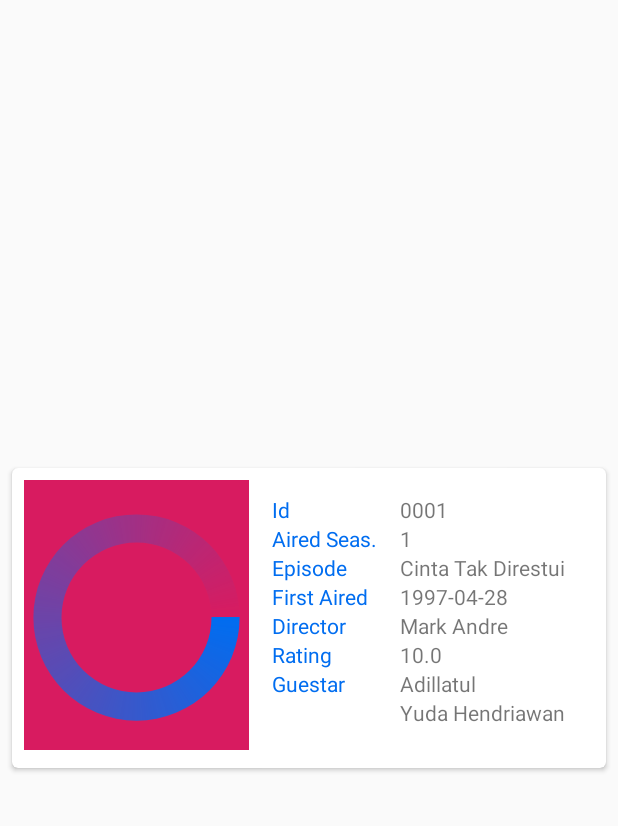
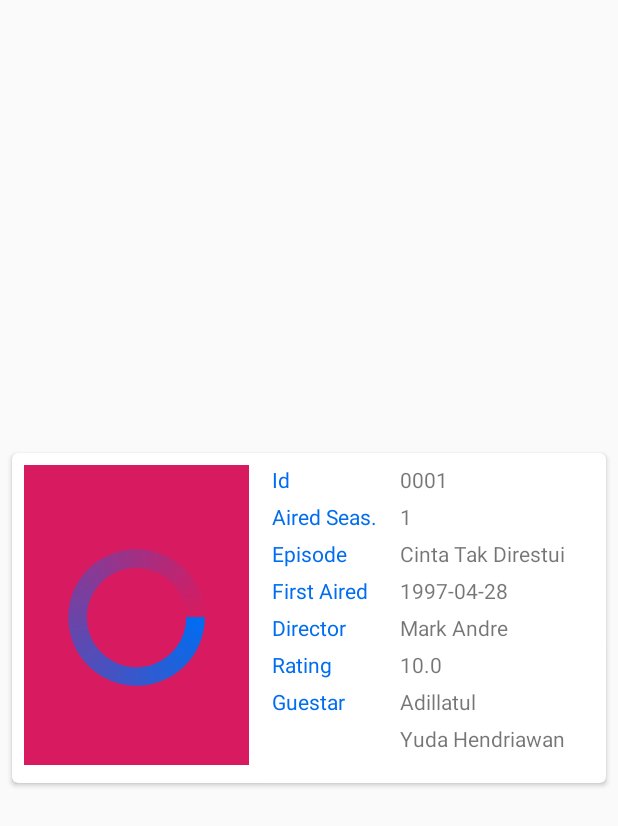
Before and after one commit to yudahendriawan/TekberProject2, an Android app: the layout item_card_view.xml on its own in the app's theme, with its tools: preview values and no code run, on a phone screen of 412 x 824 dp. Shown: the top 826 px of the screen. Run offline under Robolectric (Android 15) with nearby library versions, the phone set to English and light mode, and no system bars.

```diff
--- a/app/src/main/res/layout/item_card_view.xml
+++ b/app/src/main/res/layout/item_card_view.xml
@@ -1,6 +1,5 @@
 <?xml version="1.0" encoding="utf-8"?>
-<androidx.cardview.widget.CardView
-    xmlns:android="http://schemas.android.com/apk/res/android"
+<androidx.cardview.widget.CardView xmlns:android="http://schemas.android.com/apk/res/android"
     xmlns:card_view="http://schemas.android.com/apk/res-auto"
     xmlns:tools="http://schemas.android.com/tools"
     android:id="@+id/card_view"
@@ -15,7 +14,7 @@
 
     <RelativeLayout
         android:layout_width="match_parent"
-        android:layout_height="200dp"
+        android:layout_height="220dp"
         android:padding="8dp">
 
         <ImageView
@@ -24,17 +23,14 @@
             android:layout_height="220dp"
             android:layout_marginBottom="4dp"
             android:scaleType="centerCrop"
-            tools:src="@color/colorAccent"
-            >
-
-
-
+            tools:src="@color/colorAccent">
         </ImageView>
 
         <ProgressBar
             android:id="@+id/progress_bar_img"
             android:layout_width="150dp"
             android:layout_height="220dp"
+            android:padding="25dp"
             android:layout_centerVertical="true"
             android:layout_marginTop="15dp"
             android:layout_marginEnd="@dimen/activity_horizontal_margin"
@@ -45,42 +41,40 @@
         <TextView
             android:id="@+id/label_id"
             android:layout_width="75dp"
-            android:layout_marginTop="10dp"
             android:layout_height="wrap_content"
+            android:layout_marginStart="15dp"
             android:layout_toEndOf="@id/img_item_photo"
-            android:layout_marginStart="15dp"
             android:text="Id"
-            android:textColor="@color/colorPrimaryLight"
-            />
+            android:textColor="@color/colorPrimaryLight" />
 
         <TextView
             android:id="@+id/tv_id"
             android:layout_width="match_parent"
             android:layout_height="wrap_content"
+            android:layout_marginStart="10dp"
+
             android:layout_toEndOf="@id/label_id"
-            android:layout_marginStart="10dp"
-            android:layout_marginTop="10dp"
-            tools:text="0001"
-            />
+            tools:text="0001" />
 
         <TextView
             android:id="@+id/label_aired_season"
+            android:layout_marginTop="5dp"
             android:layout_width="75dp"
             android:layout_height="wrap_content"
-            android:layout_toEndOf="@id/img_item_photo"
             android:layout_below="@id/label_id"
             android:layout_marginStart="15dp"
+            android:layout_toEndOf="@id/img_item_photo"
             android:text="Aired Seas."
-            android:textColor="@color/colorPrimaryLight"
-            />
+            android:textColor="@color/colorPrimaryLight" />
 
         <TextView
             android:id="@+id/tv_aired_season"
             android:layout_width="match_parent"
             android:layout_height="wrap_content"
-            android:layout_toEndOf="@id/label_id"
+            android:layout_marginTop="5dp"
             android:layout_below="@id/tv_id"
             android:layout_marginStart="10dp"
+            android:layout_toEndOf="@id/label_id"
             tools:text="1"
 
             />
@@ -89,128 +83,122 @@
             android:id="@+id/label_episode_name"
             android:layout_width="75dp"
             android:layout_height="wrap_content"
-            android:layout_toEndOf="@id/img_item_photo"
             android:layout_below="@id/label_aired_season"
             android:layout_marginStart="15dp"
+            android:layout_toEndOf="@id/img_item_photo"
+            android:layout_marginTop="5dp"
             android:text="Episode"
-            android:textColor="@color/colorPrimaryLight"
-            />
+            android:textColor="@color/colorPrimaryLight" />
 
         <TextView
             android:id="@+id/tv_episode_name"
             android:layout_width="match_parent"
             android:layout_height="wrap_content"
-            android:layout_toEndOf="@id/label_episode_name"
+            android:layout_marginTop="5dp"
             android:layout_below="@id/tv_aired_season"
             android:layout_marginStart="10dp"
+            android:layout_toEndOf="@id/label_episode_name"
             android:maxLines="1"
             tools:text="Cinta Tak Direstui"
-
             />
 
         <TextView
             android:id="@+id/label_first_aired"
             android:layout_width="75dp"
             android:layout_height="wrap_content"
-            android:layout_toEndOf="@id/img_item_photo"
+            android:layout_marginTop="5dp"
             android:layout_below="@id/label_episode_name"
             android:layout_marginStart="15dp"
+            android:layout_toEndOf="@id/img_item_photo"
             android:text="First Aired"
-            android:textColor="@color/colorPrimaryLight"
-            />
+            android:textColor="@color/colorPrimaryLight" />
 
         <TextView
             android:id="@+id/tv_first_aired"
             android:layout_width="match_parent"
+            android:layout_marginTop="5dp"
             android:layout_height="wrap_content"
-            android:layout_toEndOf="@id/label_episode_name"
             android:layout_below="@id/tv_episode_name"
             android:layout_marginStart="10dp"
-            tools:text="1997-04-28"
-            />
+            android:layout_toEndOf="@id/label_episode_name"
+            tools:text="1997-04-28" />
 
         <TextView
             android:id="@+id/label_director"
             android:layout_width="75dp"
             android:layout_height="wrap_content"
-            android:layout_toEndOf="@id/img_item_photo"
+            android:layout_marginTop="5dp"
             android:layout_below="@id/label_first_aired"
             android:layout_marginStart="15dp"
+            android:layout_toEndOf="@id/img_item_photo"
             android:text="Director"
-            android:textColor="@color/colorPrimaryLight"
-            />
+            android:textColor="@color/colorPrimaryLight" />
 
         <TextView
             android:id="@+id/tv_director"
             android:layout_width="match_parent"
             android:layout_height="wrap_content"
+            android:layout_below="@id/tv_first_aired"
+            android:layout_marginTop="5dp"
+            android:layout_marginStart="10dp"
             android:layout_toEndOf="@id/label_episode_name"
-            android:layout_below="@id/tv_first_aired"
-            android:layout_marginStart="10dp"
-            tools:text="Mark Andre Terstegen"
             android:maxLines="1"
-            />
+            tools:text="Mark Andre Terstegen" />
 
         <TextView
             android:id="@+id/label_rating"
             android:layout_width="75dp"
             android:layout_height="wrap_content"
-            android:layout_toEndOf="@id/img_item_photo"
+            android:layout_marginTop="5dp"
             android:layout_below="@id/label_director"
             android:layout_marginStart="15dp"
+            android:layout_toEndOf="@id/img_item_photo"
             android:text="Rating"
-            android:textColor="@color/colorPrimaryLight"
-            />
+            android:textColor="@color/colorPrimaryLight" />
 
         <TextView
             android:id="@+id/tv_rating"
             android:layout_width="match_parent"
             android:layout_height="wrap_content"
-            android:layout_toEndOf="@id/label_episode_name"
+            android:layout_marginTop="5dp"
             android:layout_below="@id/tv_director"
             android:layout_marginStart="10dp"
-            tools:text="10.0"
+            android:layout_toEndOf="@id/label_episode_name"
             android:maxLines="1"
-            />
+            tools:text="10.0" />
 
         <TextView
             android:id="@+id/label_guestar"
             android:layout_width="75dp"
             android:layout_height="wrap_content"
-            android:layout_toEndOf="@id/img_item_photo"
+            android:layout_marginTop="5dp"
             android:layout_below="@id/label_rating"
             android:layout_marginStart="15dp"
+            android:layout_toEndOf="@id/img_item_photo"
             android:text="Guestar"
-            android:textColor="@color/colorPrimaryLight"
-            />
+            android:textColor="@color/colorPrimaryLight" />
 
         <TextView
             android:id="@+id/tv_guestar"
             android:layout_width="match_parent"
             android:layout_height="wrap_content"
+            android:layout_below="@id/tv_rating"
+            android:layout_marginTop="5dp"
+            android:layout_marginStart="10dp"
             android:layout_toEndOf="@id/label_episode_name"
-            android:layout_below="@id/tv_rating"
-            android:layout_marginStart="10dp"
-            tools:text="Adillatul"
             android:maxLines="1"
-            />
+            tools:text="Adillatul" />
 
         <TextView
             android:id="@+id/tv_guestar2"
             android:layout_width="match_parent"
             android:layout_height="wrap_content"
-            android:layout_toEndOf="@id/label_episode_name"
+            android:layout_marginTop="5dp"
             android:layout_below="@id/tv_guestar"
             android:layout_marginStart="10dp"
-            tools:text="Yuda Hendriawan"
+            android:layout_toEndOf="@id/label_episode_name"
             android:maxLines="1"
-            />
-
-
-
-
-
-
+            tools:text="Yuda Hendriawan" />
 
 
     </RelativeLayout>
--- a/build.gradle
+++ b/build.gradle
@@ -4,11 +4,12 @@ buildscript {
     repositories {
         google()
         jcenter()
+        mavenCentral()
 
     }
     dependencies {
         classpath 'com.android.tools.build:gradle:3.5.0'
-
+        classpath 'com.jakewharton:butterknife-gradle-plugin:10.1.0'
         // NOTE: Do not place your application dependencies here; they belong
         // in the individual module build.gradle files
     }
```
Also changed, not shown: app/build.gradle (+10 -0 lines), app/src/main/java/com/example/tekberproject2/AdapterTV.java (+23 -15 lines).
